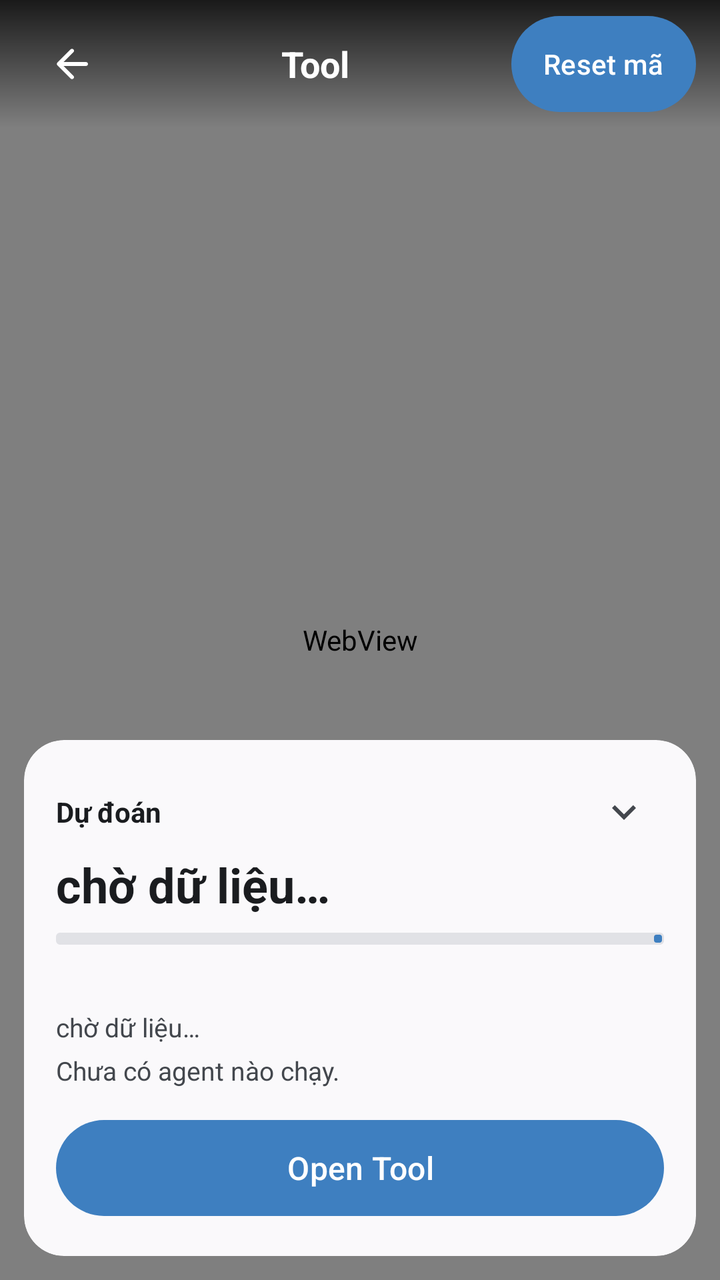
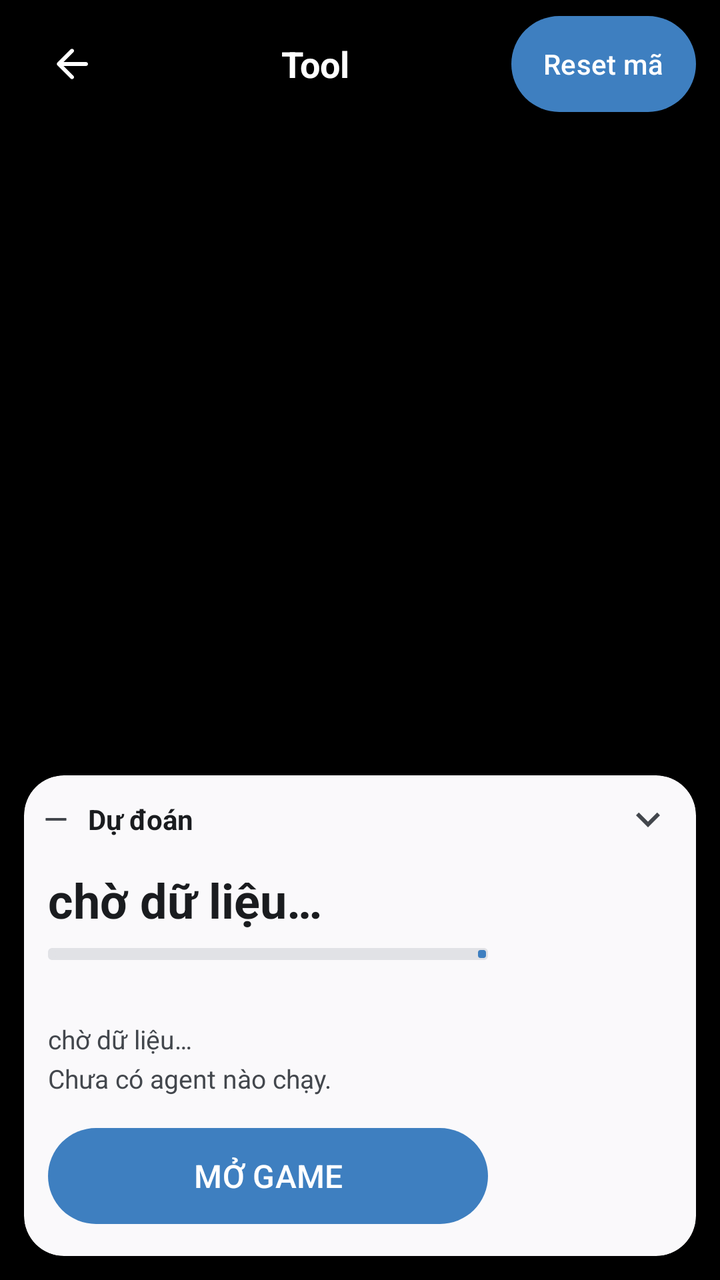

Screens rendered from an Android XML layout before and after an edit, with the pre-edit source and the edit as a unified diff.
<!-- AndroidManifest.xml: application theme Theme.ToolTX -->
<!-- res/layout/fragment_tool.xml -->
<?xml version="1.0" encoding="utf-8"?>
<FrameLayout xmlns:android="http://schemas.android.com/apk/res/android"
    xmlns:app="http://schemas.android.com/apk/res-auto"
    android:layout_width="match_parent"
    android:layout_height="match_parent"
    android:background="@android:color/black">

    <android.webkit.WebView
        android:id="@+id/web_view"
        android:layout_width="match_parent"
        android:layout_height="match_parent"
        android:background="@android:color/black" />

    <LinearLayout
        android:layout_width="match_parent"
        android:layout_height="wrap_content"
        android:layout_gravity="top"
        android:background="@drawable/bg_top_overlay"
        android:gravity="center_vertical"
        android:orientation="horizontal"
        android:paddingHorizontal="@dimen/spacing_md"
        android:paddingVertical="@dimen/spacing_sm">

        <ImageButton
            android:id="@+id/btn_back"
            android:layout_width="48dp"
            android:layout_height="48dp"
            android:background="?attr/selectableItemBackgroundBorderless"
            android:contentDescription="@string/nav_home"
            android:padding="@dimen/spacing_xs"
            android:src="@drawable/ic_arrow_left"
            android:tint="@android:color/white" />

        <TextView
            android:layout_width="0dp"
            android:layout_height="wrap_content"
            android:layout_weight="1"
            android:gravity="center"
            android:text="Tool"
            android:textColor="@android:color/white"
            android:textSize="18sp"
            android:textStyle="bold" />

        <com.google.android.material.button.MaterialButton
            android:id="@+id/btn_reset_token"
            style="@style/Widget.Material3.Button.TextButton.Icon"
            android:layout_width="wrap_content"
            android:layout_height="48dp"
            android:insetTop="0dp"
            android:insetBottom="0dp"
            android:paddingHorizontal="@dimen/spacing_lg"
            android:text="Reset mã"
            android:textColor="@color/onPrimary"
            app:backgroundTint="@color/primary" />

    </LinearLayout>

    <com.google.android.material.card.MaterialCardView
        android:layout_width="match_parent"
        android:layout_height="wrap_content"
        android:layout_gravity="bottom"
        android:layout_margin="@dimen/spacing_md"
        android:elevation="8dp"
        app:cardBackgroundColor="@color/surface"
        app:cardCornerRadius="@dimen/card_radius"
        app:strokeWidth="0dp">

        <LinearLayout
            android:layout_width="match_parent"
            android:layout_height="wrap_content"
            android:orientation="vertical"
            android:padding="@dimen/card_padding">

            <LinearLayout
                android:id="@+id/panel_header"
                android:layout_width="match_parent"
                android:layout_height="wrap_content"
                android:background="?attr/selectableItemBackground"
                android:clickable="true"
                android:focusable="true"
                android:gravity="center_vertical"
                android:orientation="horizontal">

                <TextView
                    android:layout_width="0dp"
                    android:layout_height="wrap_content"
                    android:layout_weight="1"
                    android:text="Dự đoán"
                    android:textColor="@color/onSurface"
                    android:textSize="14sp"
                    android:textStyle="bold" />

                <ImageButton
                    android:id="@+id/btn_toggle_panel"
                    android:layout_width="40dp"
                    android:layout_height="40dp"
                    android:background="?attr/selectableItemBackgroundBorderless"
                    android:contentDescription="@string/tool"
                    android:padding="@dimen/spacing_xs"
                    android:src="@drawable/ic_arrow_down"
                    android:tint="@color/onSurfaceVariant" />

            </LinearLayout>

            <LinearLayout
                android:id="@+id/panel_body"
                android:layout_width="match_parent"
                android:layout_height="wrap_content"
                android:orientation="vertical">

            <LinearLayout
                android:layout_width="match_parent"
                android:layout_height="wrap_content"
                android:gravity="center_vertical"
                android:orientation="horizontal">

                <TextView
                    android:id="@+id/tv_prediction"
                    android:layout_width="wrap_content"
                    android:layout_height="wrap_content"
                    android:text="@string/waiting_data"
                    android:textColor="@color/onSurface"
                    android:textSize="24sp"
                    android:textStyle="bold" />

                <View
                    android:layout_width="0dp"
                    android:layout_height="0dp"
                    android:layout_weight="1" />

                <TextView
                    android:id="@+id/tv_percentage"
                    android:layout_width="wrap_content"
                    android:layout_height="wrap_content"
                    android:layout_marginStart="@dimen/spacing_md"
                    android:textColor="@color/onSurfaceVariant"
                    android:textSize="12sp" />

            </LinearLayout>

            <com.google.android.material.progressindicator.LinearProgressIndicator
                android:id="@+id/progress_bar"
                android:layout_width="match_parent"
                android:layout_height="wrap_content"
                android:layout_marginTop="@dimen/spacing_sm"
                android:indeterminate="false"
                android:max="100"
                android:progress="0"
                android:progressTint="@color/primary"
                app:indicatorColor="@color/primary"
                app:trackColor="@color/surfaceContainerHighest"
                app:trackThickness="6dp" />

            <TextView
                android:id="@+id/tv_history"
                android:layout_width="match_parent"
                android:layout_height="wrap_content"
                android:layout_marginTop="@dimen/spacing_sm"
                android:textColor="@color/onSurfaceVariant"
                android:textSize="12sp" />

            <TextView
                android:id="@+id/tv_tool_status"
                android:layout_width="match_parent"
                android:layout_height="wrap_content"
                android:layout_marginTop="@dimen/spacing_sm"
                android:text="@string/waiting_data"
                android:textColor="@color/onSurfaceVariant"
                android:textSize="13sp" />

            <TextView
                android:id="@+id/tv_agent_status"
                android:layout_width="match_parent"
                android:layout_height="wrap_content"
                android:layout_marginTop="@dimen/spacing_xs"
                android:text="@string/no_agent"
                android:textColor="@color/onSurfaceVariant"
                android:textSize="13sp" />

            <TextView
                android:id="@+id/tv_code"
                android:layout_width="match_parent"
                android:layout_height="wrap_content"
                android:layout_marginTop="@dimen/spacing_xs"
                android:textColor="@color/primary"
                android:textSize="14sp"
                android:textStyle="bold"
                android:visibility="gone" />

            <com.google.android.material.button.MaterialButton
                android:id="@+id/btn_open_tool"
                android:layout_width="match_parent"
                android:layout_height="@dimen/btn_height"
                android:layout_marginTop="@dimen/spacing_md"
                android:text="Open Tool"
                android:textColor="@color/onPrimary"
                android:textSize="16sp"
                app:backgroundTint="@color/primary"
                app:cornerRadius="@dimen/btn_height" />

            </LinearLayout>

        </LinearLayout>
    </com.google.android.material.card.MaterialCardView>

</FrameLayout>
<!-- resources referenced by this layout -->
<resources>
  <color name="onPrimary">#FFFFFFFF</color>
  <color name="onSurface">#FF1A1C1F</color>
  <color name="onSurfaceVariant">#FF43474D</color>
  <color name="primary">#FF3E7FC0</color>
  <color name="surface">#FFFAF9FB</color>
  <color name="surfaceContainerHighest">#FFE1E2E6</color>
  <dimen name="btn_height">56dp</dimen>
  <dimen name="card_padding">16dp</dimen>
  <dimen name="card_radius">20dp</dimen>
  <dimen name="spacing_lg">16dp</dimen>
  <dimen name="spacing_md">12dp</dimen>
  <dimen name="spacing_sm">8dp</dimen>
  <dimen name="spacing_xs">4dp</dimen>
  <!-- drawable bg_top_overlay (drawable) -->
  <?xml version="1.0" encoding="utf-8"?>
  <shape xmlns:android="http://schemas.android.com/apk/res/android">
      <gradient
          android:angle="270"
          android:endColor="#00000000"
          android:startColor="#CC000000" />
  </shape>
  <!-- drawable ic_arrow_down (drawable) -->
  <?xml version="1.0" encoding="utf-8"?>
  <vector xmlns:android="http://schemas.android.com/apk/res/android"
      android:width="24dp"
      android:height="24dp"
      android:viewportWidth="24"
      android:viewportHeight="24"
      android:tint="@color/onSurfaceVariant"
      android:tintMode="src_in">
      <path
          android:fillColor="@android:color/white"
          android:pathData="M7.41,8.59L12,13.17l4.59-4.58L18,10l-6,6 -6,-6z" />
  </vector>
  <!-- drawable ic_arrow_left (drawable) -->
  <?xml version="1.0" encoding="utf-8"?>
  <vector xmlns:android="http://schemas.android.com/apk/res/android"
      android:width="24dp"
      android:height="24dp"
      android:viewportWidth="24"
      android:viewportHeight="24"
      android:tint="@color/onSurfaceVariant"
      android:tintMode="src_in">
      <path
          android:fillColor="@android:color/white"
          android:pathData="M19,11H7.83l4.88,-4.88c0.39,-0.39 0.39,-1.03 0,-1.42 -0.39,-0.39 -1.02,-0.39 -1.41,0l-6.59,6.59c-0.39,0.39 -0.39,1.02 0,1.41l6.59,6.59c0.39,0.39 1.02,0.39 1.41,0 0.39,-0.39 0.39,-1.02 0,-1.41L7.83,13H19c0.55,0 1,-0.45 1,-1s-0.45,-1 -1,-1z" />
  </vector>
  <string name="nav_home">Trang chủ</string>
  <string name="no_agent">Chưa có agent nào chạy.</string>
  <string name="tool">Công cụ</string>
  <string name="waiting_data">chờ dữ liệu…</string>
  <color name="primaryContainer">#FFD3E4FF</color>
  <color name="onPrimaryContainer">#FF0B2C4F</color>
  <color name="secondary">#FF54657A</color>
  <color name="secondaryContainer">#FFD7E3F8</color>
  <color name="onSecondaryContainer">#FF27364A</color>
  <color name="tertiary">#FF785A74</color>
  <color name="tertiaryContainer">#FFFFD9F7</color>
  <color name="onTertiaryContainer">#FF40304B</color>
  <color name="background">#FFFAF9FB</color>
  <color name="surfaceContainer">#FFECECEF</color>
  <color name="surfaceContainerHigh">#FFE7E7EA</color>
  <color name="outline">#FF74777F</color>
  <color name="outlineVariant">#FFC4C7CF</color>
  <color name="error">#FFB3261E</color>
  <color name="onError">#FFFFFFFF</color>
  <color name="errorContainer">#FFFFDAD6</color>
  <color name="onErrorContainer">#FF410002</color>
</resources>

<!-- the commit's change to res/layout/fragment_tool.xml (unified diff, before → after) -->
@@ -9,7 +9,8 @@
         android:id="@+id/web_view"
         android:layout_width="match_parent"
         android:layout_height="match_parent"
-        android:background="@android:color/black" />
+        android:background="@android:color/black"
+        android:visibility="gone" />
 
     <LinearLayout
         android:layout_width="match_parent"
@@ -56,9 +57,10 @@
     </LinearLayout>
 
     <com.google.android.material.card.MaterialCardView
-        android:layout_width="match_parent"
+        android:id="@+id/pred_card"
+        android:layout_width="wrap_content"
         android:layout_height="wrap_content"
-        android:layout_gravity="bottom"
+        android:layout_gravity="bottom|center_horizontal"
         android:layout_margin="@dimen/spacing_md"
         android:elevation="8dp"
         app:cardBackgroundColor="@color/surface"
@@ -66,29 +68,42 @@
         app:strokeWidth="0dp">
 
         <LinearLayout
-            android:layout_width="match_parent"
+            android:layout_width="wrap_content"
             android:layout_height="wrap_content"
-            android:orientation="vertical"
-            android:padding="@dimen/card_padding">
+            android:orientation="vertical">
 
             <LinearLayout
                 android:id="@+id/panel_header"
-                android:layout_width="match_parent"
+                android:layout_width="wrap_content"
                 android:layout_height="wrap_content"
                 android:background="?attr/selectableItemBackground"
                 android:clickable="true"
                 android:focusable="true"
                 android:gravity="center_vertical"
-                android:orientation="horizontal">
-
-                <TextView
-                    android:layout_width="0dp"
-                    android:layout_height="wrap_content"
-                    android:layout_weight="1"
+                android:orientation="horizontal"
+                android:paddingHorizontal="@dimen/spacing_xs"
+                android:paddingVertical="@dimen/spacing_2xs">
+
+                <ImageView
+                    android:layout_width="24dp"
+                    android:layout_height="24dp"
+                    android:contentDescription="@string/tool"
+                    android:padding="4dp"
+                    android:src="@drawable/ic_drag_handle" />
+
+                <TextView
+                    android:layout_width="wrap_content"
+                    android:layout_height="wrap_content"
+                    android:paddingHorizontal="@dimen/spacing_xs"
                     android:text="Dự đoán"
                     android:textColor="@color/onSurface"
                     android:textSize="14sp"
                     android:textStyle="bold" />
+
+                <View
+                    android:layout_width="0dp"
+                    android:layout_height="0dp"
+                    android:layout_weight="1" />
 
                 <ImageButton
                     android:id="@+id/btn_toggle_panel"
@@ -104,99 +119,98 @@
 
             <LinearLayout
                 android:id="@+id/panel_body"
-                android:layout_width="match_parent"
+                android:layout_width="wrap_content"
                 android:layout_height="wrap_content"
-                android:orientation="vertical">
-
-            <LinearLayout
-                android:layout_width="match_parent"
-                android:layout_height="wrap_content"
-                android:gravity="center_vertical"
-                android:orientation="horizontal">
-
-                <TextView
-                    android:id="@+id/tv_prediction"
-                    android:layout_width="wrap_content"
-                    android:layout_height="wrap_content"
+                android:orientation="vertical"
+                android:paddingHorizontal="@dimen/spacing_md">
+
+                <LinearLayout
+                    android:layout_width="wrap_content"
+                    android:layout_height="wrap_content"
+                    android:layout_marginTop="@dimen/spacing_2xs"
+                    android:gravity="center_vertical"
+                    android:orientation="horizontal">
+
+                    <TextView
+                        android:id="@+id/tv_prediction"
+                        android:layout_width="wrap_content"
+                        android:layout_height="wrap_content"
+                        android:text="@string/waiting_data"
+                        android:textColor="@color/onSurface"
+                        android:textSize="24sp"
+                        android:textStyle="bold" />
+
+                    <TextView
+                        android:id="@+id/tv_percentage"
+                        android:layout_width="wrap_content"
+                        android:layout_height="wrap_content"
+                        android:layout_marginStart="@dimen/spacing_md"
+                        android:textColor="@color/onSurfaceVariant"
+                        android:textSize="12sp" />
+
+                </LinearLayout>
+
+                <com.google.android.material.progressindicator.LinearProgressIndicator
+                    android:id="@+id/progress_bar"
+                    android:layout_width="220dp"
+                    android:layout_height="wrap_content"
+                    android:layout_marginTop="@dimen/spacing_sm"
+                    android:indeterminate="false"
+                    android:max="100"
+                    android:progress="0"
+                    android:progressTint="@color/primary"
+                    app:indicatorColor="@color/primary"
+                    app:trackColor="@color/surfaceContainerHighest"
+                    app:trackThickness="6dp" />
+
+                <TextView
+                    android:id="@+id/tv_history"
+                    android:layout_width="wrap_content"
+                    android:layout_height="wrap_content"
+                    android:layout_marginTop="@dimen/spacing_sm"
+                    android:maxLines="2"
+                    android:textColor="@color/onSurfaceVariant"
+                    android:textSize="11sp" />
+
+                <TextView
+                    android:id="@+id/tv_tool_status"
+                    android:layout_width="wrap_content"
+                    android:layout_height="wrap_content"
+                    android:layout_marginTop="@dimen/spacing_sm"
                     android:text="@string/waiting_data"
-                    android:textColor="@color/onSurface"
-                    android:textSize="24sp"
-                    android:textStyle="bold" />
-
-                <View
-                    android:layout_width="0dp"
-                    android:layout_height="0dp"
-                    android:layout_weight="1" />
-
-                <TextView
-                    android:id="@+id/tv_percentage"
-                    android:layout_width="wrap_content"
-                    android:layout_height="wrap_content"
-                    android:layout_marginStart="@dimen/spacing_md"
                     android:textColor="@color/onSurfaceVariant"
-                    android:textSize="12sp" />
-
-            </LinearLayout>
-
-            <com.google.android.material.progressindicator.LinearProgressIndicator
-                android:id="@+id/progress_bar"
-                android:layout_width="match_parent"
-                android:layout_height="wrap_content"
-                android:layout_marginTop="@dimen/spacing_sm"
-                android:indeterminate="false"
-                android:max="100"
-                android:progress="0"
-                android:progressTint="@color/primary"
-                app:indicatorColor="@color/primary"
-                app:trackColor="@color/surfaceContainerHighest"
-                app:trackThickness="6dp" />
-
-            <TextView
-                android:id="@+id/tv_history"
-                android:layout_width="match_parent"
-                android:layout_height="wrap_content"
-                android:layout_marginTop="@dimen/spacing_sm"
-                android:textColor="@color/onSurfaceVariant"
-                android:textSize="12sp" />
-
-            <TextView
-                android:id="@+id/tv_tool_status"
-                android:layout_width="match_parent"
-                android:layout_height="wrap_content"
-                android:layout_marginTop="@dimen/spacing_sm"
-                android:text="@string/waiting_data"
-                android:textColor="@color/onSurfaceVariant"
-                android:textSize="13sp" />
-
-            <TextView
-                android:id="@+id/tv_agent_status"
-                android:layout_width="match_parent"
-                android:layout_height="wrap_content"
-                android:layout_marginTop="@dimen/spacing_xs"
-                android:text="@string/no_agent"
-                android:textColor="@color/onSurfaceVariant"
-                android:textSize="13sp" />
-
-            <TextView
-                android:id="@+id/tv_code"
-                android:layout_width="match_parent"
-                android:layout_height="wrap_content"
-                android:layout_marginTop="@dimen/spacing_xs"
-                android:textColor="@color/primary"
-                android:textSize="14sp"
-                android:textStyle="bold"
-                android:visibility="gone" />
-
-            <com.google.android.material.button.MaterialButton
-                android:id="@+id/btn_open_tool"
-                android:layout_width="match_parent"
-                android:layout_height="@dimen/btn_height"
-                android:layout_marginTop="@dimen/spacing_md"
-                android:text="Open Tool"
-                android:textColor="@color/onPrimary"
-                android:textSize="16sp"
-                app:backgroundTint="@color/primary"
-                app:cornerRadius="@dimen/btn_height" />
+                    android:textSize="13sp" />
+
+                <TextView
+                    android:id="@+id/tv_agent_status"
+                    android:layout_width="wrap_content"
+                    android:layout_height="wrap_content"
+                    android:layout_marginTop="@dimen/spacing_2xs"
+                    android:text="@string/no_agent"
+                    android:textColor="@color/onSurfaceVariant"
+                    android:textSize="13sp" />
+
+                <TextView
+                    android:id="@+id/tv_code"
+                    android:layout_width="wrap_content"
+                    android:layout_height="wrap_content"
+                    android:layout_marginTop="@dimen/spacing_2xs"
+                    android:textColor="@color/primary"
+                    android:textSize="14sp"
+                    android:textStyle="bold"
+                    android:visibility="gone" />
+
+                <com.google.android.material.button.MaterialButton
+                    android:id="@+id/btn_open_tool"
+                    android:layout_width="220dp"
+                    android:layout_height="@dimen/btn_height"
+                    android:layout_marginTop="@dimen/spacing_md"
+                    android:layout_marginBottom="@dimen/spacing_md"
+                    android:text="MỞ GAME"
+                    android:textColor="@color/onPrimary"
+                    android:textSize="16sp"
+                    app:backgroundTint="@color/primary"
+                    app:cornerRadius="@dimen/btn_height" />
 
             </LinearLayout>
 
<!-- resource entries referenced after the edit -->
@@ -7,8 +7,8 @@
   <color name="surface">#FFFAF9FB</color>
   <color name="surfaceContainerHighest">#FFE1E2E6</color>
   <dimen name="btn_height">56dp</dimen>
-  <dimen name="card_padding">16dp</dimen>
   <dimen name="card_radius">20dp</dimen>
+  <dimen name="spacing_2xs">2dp</dimen>
   <dimen name="spacing_lg">16dp</dimen>
   <dimen name="spacing_md">12dp</dimen>
   <dimen name="spacing_sm">8dp</dimen>
